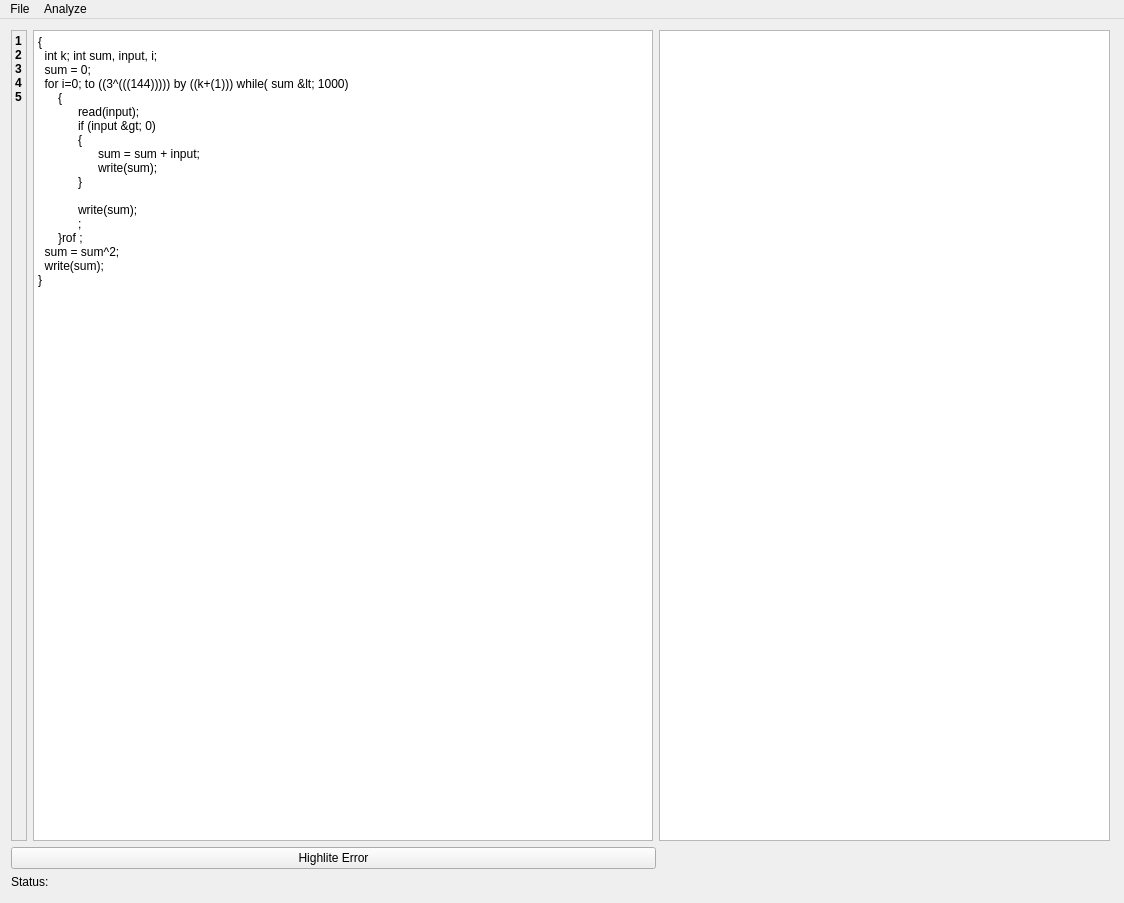
The window that MainWindow/mainwindow.ui (Childcity/SimpleLanguageParserGUI) describes before a commit, drawn with Qt 5.
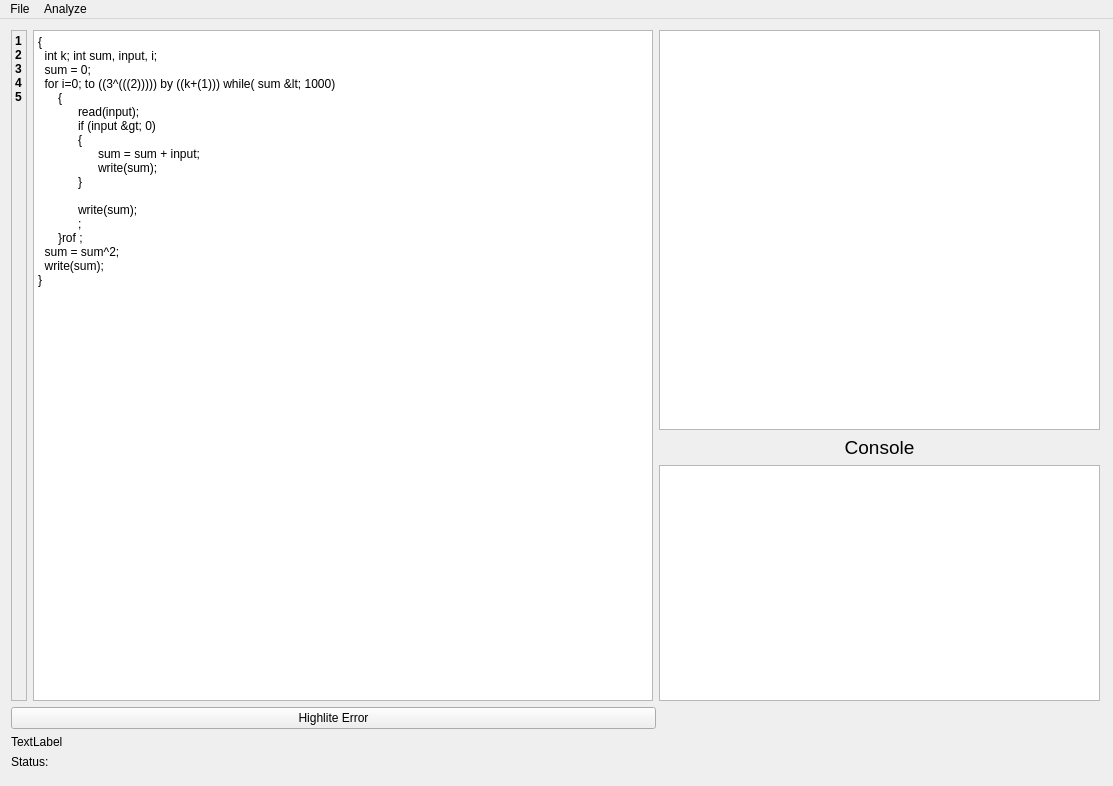
The same window after the commit.

```diff
--- a/MainWindow/mainwindow.ui
+++ b/MainWindow/mainwindow.ui
@@ -6,8 +6,8 @@
    <rect>
     <x>0</x>
     <y>0</y>
-    <width>1124</width>
-    <height>903</height>
+    <width>1113</width>
+    <height>786</height>
    </rect>
   </property>
   <property name="windowTitle">
@@ -19,8 +19,8 @@
      <rect>
       <x>0</x>
       <y>0</y>
-      <width>1121</width>
-      <height>881</height>
+      <width>1111</width>
+      <height>761</height>
      </rect>
     </property>
     <layout class="QVBoxLayout" name="verticalLayout">
@@ -80,7 +80,7 @@
           <string>{
   int k; int sum, input, i;
   sum = 0;
-  for i=0; to ((3^(((144))))) by ((k+(1))) while( sum &lt; 1000)
+  for i=0; to ((3^(((2))))) by ((k+(1))) while( sum &lt; 1000)
 	{
 		read(input);
 		if (input &gt; 0)
@@ -114,7 +114,18 @@
         </widget>
        </item>
        <item>
+        <layout class="QVBoxLayout" name="verticalLayout_2">
+         <property name="rightMargin">
+          <number>0</number>
+         </property>
+         <item>
         <widget class="QTableView" name="tableView">
+           <property name="minimumSize">
+            <size>
+             <width>0</width>
+             <height>400</height>
+            </size>
+           </property>
          <property name="frameShape">
           <enum>QFrame::StyledPanel</enum>
          </property>
@@ -135,6 +146,26 @@
          </property>
         </widget>
        </item>
+         <item>
+          <widget class="QLabel" name="label_4">
+           <property name="font">
+            <font>
+             <pointsize>14</pointsize>
+            </font>
+           </property>
+           <property name="text">
+            <string>Console</string>
+           </property>
+           <property name="alignment">
+            <set>Qt::AlignCenter</set>
+           </property>
+          </widget>
+         </item>
+         <item>
+          <widget class="QPlainTextEdit" name="plainTextEdit_2"/>
+         </item>
+        </layout>
+       </item>
       </layout>
      </item>
      <item>
@@ -162,6 +193,16 @@
        </property>
       </widget>
      </item>
+     <item>
+      <widget class="QLabel" name="label_3">
+       <property name="text">
+        <string>TextLabel</string>
+       </property>
+       <property name="wordWrap">
+        <bool>true</bool>
+       </property>
+      </widget>
+     </item>
      <item>
       <widget class="QLabel" name="label">
        <property name="frameShape">
@@ -186,7 +227,7 @@
     <rect>
      <x>0</x>
      <y>0</y>
-     <width>1124</width>
+     <width>1113</width>
      <height>22</height>
     </rect>
    </property>
```
Left out of the diff: 2 changed lines with no effect on the pictures. Lines whose indentation alone changed are shown as unchanged.
